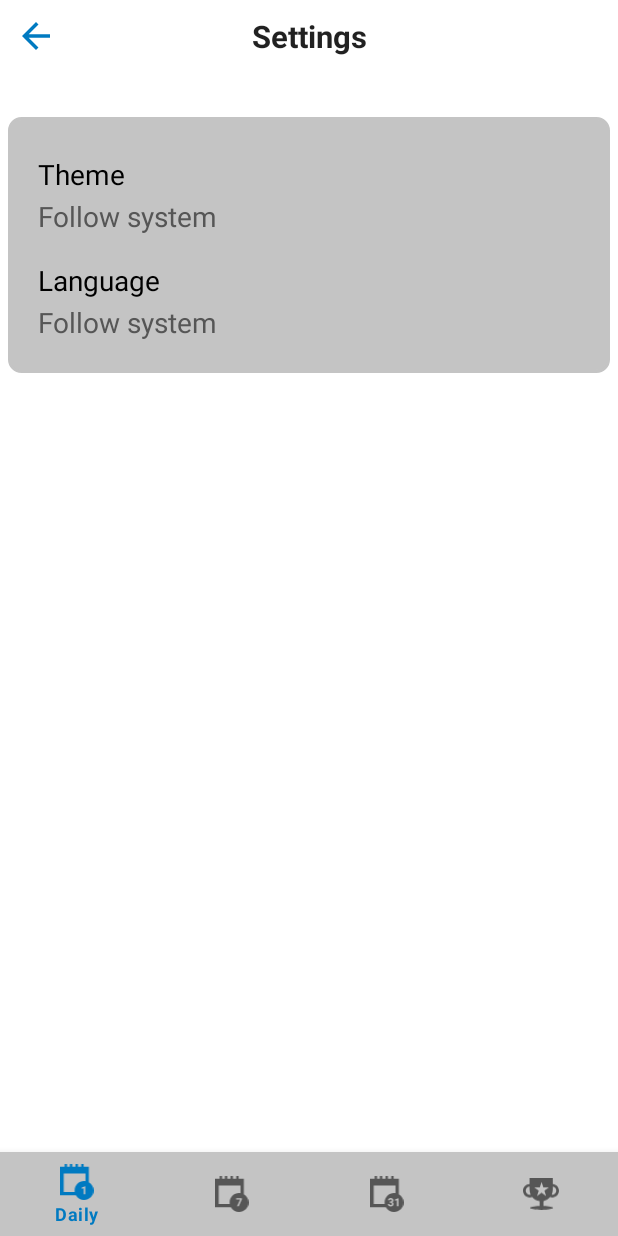
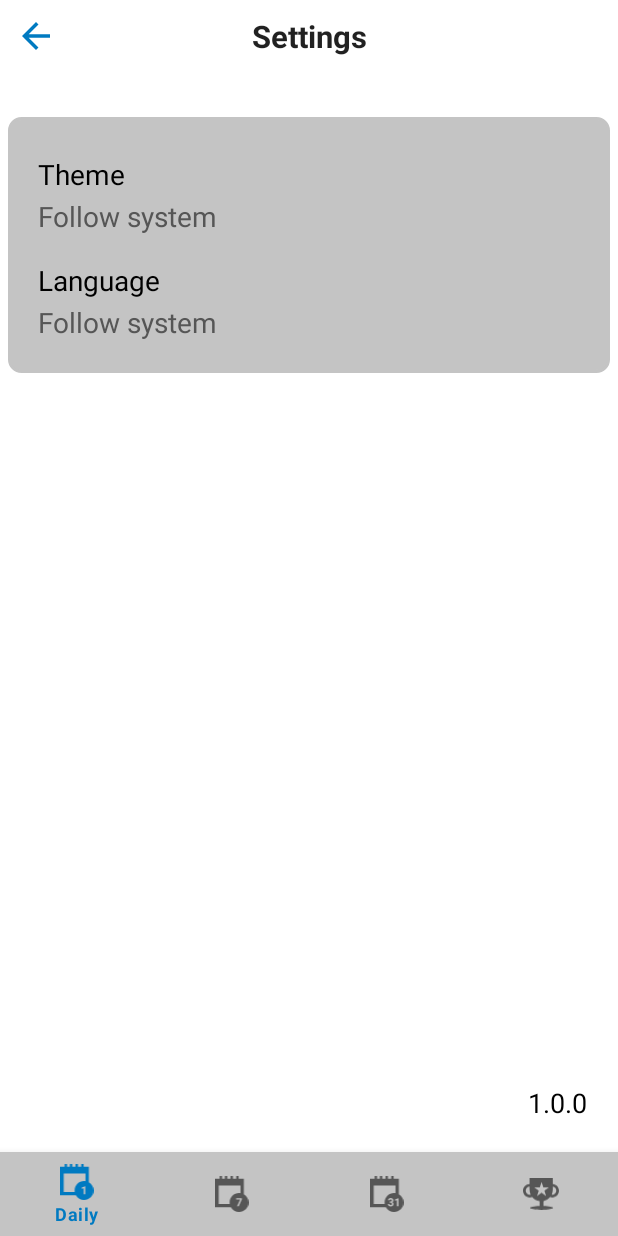
Before and after one commit to winstonmoon/motivational-todo-list-android, an Android app: the SettingsFragment screen opened through its navigation route, on a phone screen of 412 x 824 dp. Run offline under Robolectric (Android 15) with nearby library versions, the phone set to English and light mode, and no system bars; our stand-ins replace AdMob, data binding, navigation-ui; 6 statements that could not run were skipped.

Commit message:
fix issue #160

```diff
--- a/app/build.gradle
+++ b/app/build.gradle
@@ -22,7 +22,7 @@ android {
         minSdkVersion rootProject.minSdkVersion
         targetSdkVersion 31
         versionCode 1
-        versionName "1.0"
+        versionName "1.0.0"
 
         testInstrumentationRunner "androidx.test.runner.AndroidJUnitRunner"
     }
--- a/app/src/main/java/com/moonwinston/motivationaltodolist/ui/monthly/MonthlyCalendarAdapter.kt
+++ b/app/src/main/java/com/moonwinston/motivationaltodolist/ui/monthly/MonthlyCalendarAdapter.kt
@@ -31,6 +31,8 @@ class MonthlyCalendarAdapter(monthTasksList: List<TaskEntity>) :
                 }
             }
             val rate = getRate(testteList)
+            //TODO
+//            binding.customviewPiechartMonthly.layoutParams
 
             when {
                 testDate == nonExistDate -> {
--- a/app/src/main/java/com/moonwinston/motivationaltodolist/ui/shared/SettingsFragment.kt
+++ b/app/src/main/java/com/moonwinston/motivationaltodolist/ui/shared/SettingsFragment.kt
@@ -9,11 +9,13 @@ import android.view.ViewGroup
 import androidx.appcompat.app.AlertDialog
 import androidx.fragment.app.Fragment
 import androidx.navigation.findNavController
+import com.moonwinston.motivationaltodolist.BuildConfig
 import com.moonwinston.motivationaltodolist.MainActivity
 import com.moonwinston.motivationaltodolist.R
 import com.moonwinston.motivationaltodolist.data.SharedPref
 import com.moonwinston.motivationaltodolist.databinding.FragmentSettingsBinding
 import com.moonwinston.motivationaltodolist.utils.ThemeUtil
+import org.koin.android.ext.android.bind
 import org.koin.android.ext.android.inject
 
 class SettingsFragment : Fragment() {
@@ -37,6 +39,9 @@ class SettingsFragment : Fragment() {
             resources.getStringArray(R.array.theme_array)[sharedPref.getTheme()]
         binding.valueLanguage.text =
             resources.getStringArray(R.array.language_array)[sharedPref.getLanguage()]
+
+        binding.textVersion.text = BuildConfig.VERSION_NAME
+
         binding.buttonNotify.setOnClickListener {
             val builder = AlertDialog.Builder(it.context, R.style.CustomAlertDialog)
             val notifyItems = resources.getStringArray(R.array.notify_array)
--- a/app/src/main/java/com/moonwinston/motivationaltodolist/ui/weekly/WeeklyCalendarFragment.kt
+++ b/app/src/main/java/com/moonwinston/motivationaltodolist/ui/weekly/WeeklyCalendarFragment.kt
@@ -50,6 +50,8 @@ class WeeklyCalendarFragment : BaseFragment<WeeklyViewModel, FragmentWeeklyCalen
         }
         //TODO fix dayOfWeek logic more simple, viewmodel
 
+        //TODO
+//        customviewPiechartMonday.layoutParams
         customviewPiechartMonday.setPieChartViewDate(weekList[0])
         customviewPiechartMonday.setOnClickListener {
             sharedViewModel.setSelectedDate(binding.customviewPiechartMonday.getPieChartViewDate())
--- a/app/src/main/res/layout/fragment_daily.xml
+++ b/app/src/main/res/layout/fragment_daily.xml
@@ -15,7 +15,7 @@
             android:autoSizeTextType="uniform"
             android:gravity="center_horizontal"
             android:padding="10dp"
-            android:text="TextView"
+            android:text=""
             android:textColor="@color/main_text"
             android:textStyle="bold"
             app:layout_constraintEnd_toEndOf="parent"
@@ -78,7 +78,7 @@
             android:gravity="center"
             android:maxLines="1"
             android:padding="10dp"
-            android:text="test"
+            android:text=""
             android:textColor="@color/main_text"
             app:layout_constraintBottom_toTopOf="@id/guideline_horizontal"
             app:layout_constraintEnd_toEndOf="parent"
--- a/app/src/main/res/layout/fragment_monthly.xml
+++ b/app/src/main/res/layout/fragment_monthly.xml
@@ -15,7 +15,7 @@
             android:autoSizeTextType="uniform"
             android:gravity="center_horizontal"
             android:padding="10dp"
-            android:text="TextView"
+            android:text=""
             android:textColor="@color/main_text"
             android:textStyle="bold"
             app:layout_constraintEnd_toEndOf="parent"
--- a/app/src/main/res/layout/fragment_settings.xml
+++ b/app/src/main/res/layout/fragment_settings.xml
@@ -145,6 +145,18 @@
 
         </LinearLayout>
 
+        <TextView
+            android:id="@+id/text_version"
+            android:layout_width="40dp"
+            android:layout_height="25dp"
+            android:text=""
+            android:textColor="@color/main_text"
+            android:autoSizeTextType="uniform"
+            android:layout_marginEnd="20dp"
+            android:layout_marginBottom="20dp"
+            app:layout_constraintEnd_toEndOf="parent"
+            app:layout_constraintBottom_toBottomOf="parent"/>
+
     </androidx.constraintlayout.widget.ConstraintLayout>
 
 </layout>
--- a/app/src/main/res/layout/fragment_weekly.xml
+++ b/app/src/main/res/layout/fragment_weekly.xml
@@ -15,7 +15,7 @@
             android:autoSizeTextType="uniform"
             android:gravity="center_horizontal"
             android:padding="10dp"
-            android:text="TextView"
+            android:text=""
             android:textColor="@color/main_text"
             android:textStyle="bold"
             app:layout_constraintEnd_toEndOf="parent"
--- a/app/src/main/res/layout/item_monthly_calendar.xml
+++ b/app/src/main/res/layout/item_monthly_calendar.xml
@@ -22,7 +22,7 @@
 
         <com.moonwinston.motivationaltodolist.ui.custom.AchievementPieChartView
             android:id="@+id/customview_piechart_monthly"
-            android:layout_width="wrap_content"
+            android:layout_width="72dp"
             android:layout_height="72dp"
             app:borderStrokeWidth="10"
             app:layout_constraintBottom_toBottomOf="parent"
--- a/app/src/main/res/layout/layout_coach_monthly_swipe.xml
+++ b/app/src/main/res/layout/layout_coach_monthly_swipe.xml
@@ -8,7 +8,7 @@
         android:layout_width="match_parent"
         android:layout_height="match_parent"
         android:background="@color/black"
-        android:alpha="0.6"
+        android:alpha="0.7"
         android:clickable="true"
         android:focusable="true">
 
--- a/app/src/main/res/layout/layout_coach_weekly_swipe.xml
+++ b/app/src/main/res/layout/layout_coach_weekly_swipe.xml
@@ -8,7 +8,7 @@
         android:layout_width="match_parent"
         android:layout_height="match_parent"
         android:background="@color/black"
-        android:alpha="0.6"
+        android:alpha="0.7"
         android:clickable="true"
         android:focusable="true">
 
--- a/app/src/main/res/layout/layout_coach_weekly_tap.xml
+++ b/app/src/main/res/layout/layout_coach_weekly_tap.xml
@@ -8,7 +8,7 @@
         android:layout_width="match_parent"
         android:layout_height="match_parent"
         android:background="@color/black"
-        android:alpha="0.6"
+        android:alpha="0.7"
         android:clickable="true"
         android:focusable="true">
 
```
